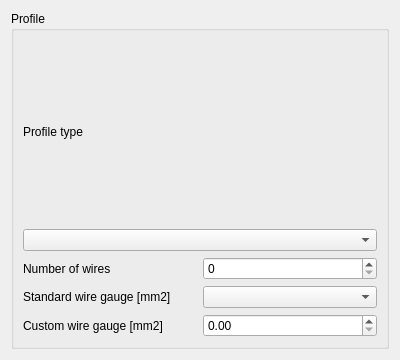
Old version of the form freecad/cables/resources/ui/profile.ui in the repository sargo-devel/Cables.
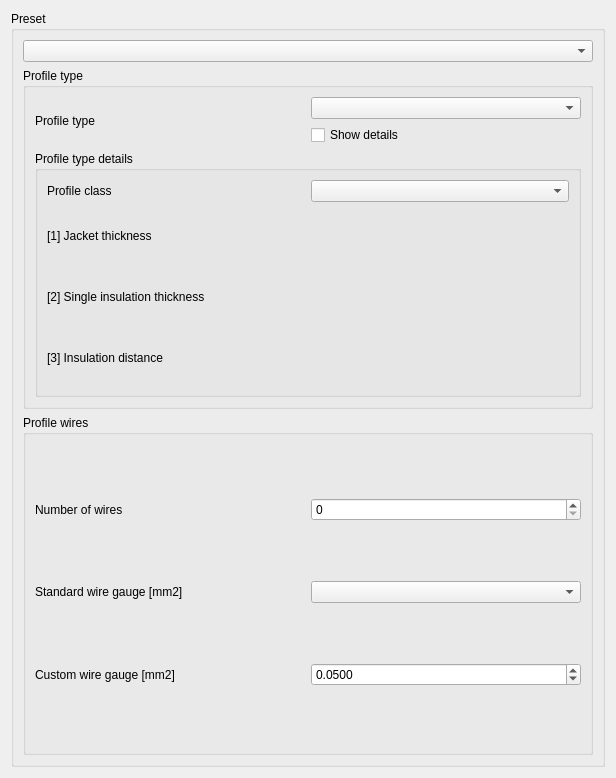
New version of the form. Custom widgets are drawn as their Qt base class.

Commit message: cableProfile: updated task panel and profiles.csv

Diff of the .ui file:
```diff
--- a/freecad/cables/resources/ui/profile.ui
+++ b/freecad/cables/resources/ui/profile.ui
@@ -6,8 +6,8 @@
    <rect>
     <x>0</x>
     <y>0</y>
-    <width>400</width>
-    <height>360</height>
+    <width>616</width>
+    <height>778</height>
    </rect>
   </property>
   <property name="windowTitle">
@@ -15,75 +15,294 @@
   </property>
   <layout class="QVBoxLayout" name="verticalLayout">
    <item>
-    <widget class="QGroupBox" name="groupBox">
+    <widget class="QGroupBox" name="presetBox">
      <property name="title">
-      <string>Profile</string>
+      <string>Preset</string>
      </property>
-     <layout class="QGridLayout" name="gridLayout">
-      <item row="4" column="0">
-       <layout class="QHBoxLayout" name="horizontalLayout_2">
-        <item>
-         <widget class="QLabel" name="label_3">
-          <property name="text">
-           <string>Standard wire gauge [mm2]</string>
-          </property>
-         </widget>
-        </item>
-        <item>
-         <widget class="QComboBox" name="comboWireGauge"/>
-        </item>
-       </layout>
-      </item>
-      <item row="3" column="0">
-       <layout class="QHBoxLayout" name="horizontalLayout">
-        <item>
-         <widget class="QLabel" name="label_2">
-          <property name="text">
-           <string>Number of wires</string>
-          </property>
-         </widget>
-        </item>
-        <item>
-         <widget class="QSpinBox" name="NumberOfWires"/>
-        </item>
-       </layout>
-      </item>
+     <layout class="QGridLayout" name="gridLayout_3">
       <item row="2" column="0">
-       <widget class="QComboBox" name="comboProfile"/>
+       <widget class="QGroupBox" name="groupBox">
+        <property name="title">
+         <string>Profile wires</string>
+        </property>
+        <layout class="QGridLayout" name="gridLayout">
+         <item row="1" column="0">
+          <layout class="QHBoxLayout" name="horizontalLayout">
+           <item>
+            <widget class="QLabel" name="label_2">
+             <property name="text">
+              <string>Number of wires</string>
+             </property>
+            </widget>
+           </item>
+           <item>
+            <widget class="QSpinBox" name="NumberOfWires"/>
+           </item>
+          </layout>
+         </item>
+         <item row="2" column="0">
+          <layout class="QHBoxLayout" name="horizontalLayout_2">
+           <item>
+            <widget class="QLabel" name="label_3">
+             <property name="text">
+              <string>Standard wire gauge [mm2]</string>
+             </property>
+            </widget>
+           </item>
+           <item>
+            <widget class="QComboBox" name="comboWireGauge"/>
+           </item>
+          </layout>
+         </item>
+         <item row="3" column="0">
+          <layout class="QHBoxLayout" name="horizontalLayoutCustomGauge">
+           <item>
+            <widget class="QLabel" name="labelCustomWireGauge">
+             <property name="text">
+              <string>Custom wire gauge [mm2]</string>
+             </property>
+            </widget>
+           </item>
+           <item>
+            <widget class="QDoubleSpinBox" name="customWireGauge">
+             <property name="decimals">
+              <number>4</number>
+             </property>
+             <property name="minimum">
+              <double>0.000000000000000</double>
+             </property>
+             <property name="maximum">
+              <double>500.000000000000000</double>
+             </property>
+             <property name="singleStep">
+              <double>0.050000000000000</double>
+             </property>
+             <property name="value">
+              <double>0.050000000000000</double>
+             </property>
+            </widget>
+           </item>
+          </layout>
+         </item>
+        </layout>
+       </widget>
       </item>
       <item row="1" column="0">
-       <widget class="QLabel" name="label">
-        <property name="text">
+       <widget class="QGroupBox" name="profileTypeBox">
+        <property name="title">
          <string>Profile type</string>
         </property>
+        <layout class="QGridLayout" name="gridLayout_2">
+         <item row="3" column="0">
+          <widget class="QGroupBox" name="profileTypeDetailsBox">
+           <property name="title">
+            <string>Profile type details</string>
+           </property>
+           <layout class="QVBoxLayout" name="verticalLayout_2">
+            <item>
+             <layout class="QHBoxLayout" name="horizontalLayout_7">
+              <item>
+               <widget class="QLabel" name="labelProfClass">
+                <property name="text">
+                 <string>Profile class</string>
+                </property>
+               </widget>
+              </item>
+              <item>
+               <widget class="QComboBox" name="comboProfClass"/>
+              </item>
+             </layout>
+            </item>
+            <item>
+             <layout class="QHBoxLayout" name="horizontalLayout_6">
+              <item>
+               <widget class="QLabel" name="labelJacket">
+                <property name="text">
+                 <string>[1] Jacket thickness</string>
+                </property>
+               </widget>
+              </item>
+              <item>
+               <widget class="Gui::QuantitySpinBox" name="sJacketThick" native="true">
+                <property name="minimumSize">
+                 <size>
+                  <width>0</width>
+                  <height>0</height>
+                 </size>
+                </property>
+                <property name="maximumSize">
+                 <size>
+                  <width>100</width>
+                  <height>16777215</height>
+                 </size>
+                </property>
+                <property name="toolTip">
+                 <string>Thickness of sheet</string>
+                </property>
+                <property name="unit" stdset="0">
+                 <string notr="true">mm</string>
+                </property>
+                <property name="decimals" stdset="0">
+                 <number>1</number>
+                </property>
+                <property name="minimum" stdset="0">
+                 <double>0.001000000000000</double>
+                </property>
+                <property name="maximum" stdset="0">
+                 <double>99999999.000000000000000</double>
+                </property>
+                <property name="singleStep" stdset="0">
+                 <double>0.100000000000000</double>
+                </property>
+                <property name="rawValue" stdset="0">
+                 <double>1.000000000000000</double>
+                </property>
+               </widget>
+              </item>
+             </layout>
+            </item>
+            <item>
+             <layout class="QHBoxLayout" name="horizontalLayout_5">
+              <item>
+               <widget class="QLabel" name="labelSingleIns">
+                <property name="text">
+                 <string>[2] Single insulation thickness</string>
+                </property>
+               </widget>
+              </item>
+              <item>
+               <widget class="Gui::QuantitySpinBox" name="sSingleInsul" native="true">
+                <property name="minimumSize">
+                 <size>
+                  <width>0</width>
+                  <height>0</height>
+                 </size>
+                </property>
+                <property name="maximumSize">
+                 <size>
+                  <width>100</width>
+                  <height>16777215</height>
+                 </size>
+                </property>
+                <property name="toolTip">
+                 <string>Thickness of sheet</string>
+                </property>
+                <property name="unit" stdset="0">
+                 <string notr="true">mm</string>
+                </property>
+                <property name="decimals" stdset="0">
+                 <number>1</number>
+                </property>
+                <property name="minimum" stdset="0">
+                 <double>0.001000000000000</double>
+                </property>
+                <property name="maximum" stdset="0">
+                 <double>99999999.000000000000000</double>
+                </property>
+                <property name="singleStep" stdset="0">
+                 <double>0.100000000000000</double>
+                </property>
+                <property name="rawValue" stdset="0">
+                 <double>1.000000000000000</double>
+                </property>
+               </widget>
+              </item>
+             </layout>
+            </item>
+            <item>
+             <layout class="QHBoxLayout" name="horizontalLayout_4">
+              <item>
+               <widget class="QLabel" name="labelDist">
+                <property name="text">
+                 <string>[3] Insulation distance</string>
+                </property>
+               </widget>
+              </item>
+              <item>
+               <widget class="Gui::QuantitySpinBox" name="sInsulDist" native="true">
+                <property name="minimumSize">
+                 <size>
+                  <width>0</width>
+                  <height>0</height>
+                 </size>
+                </property>
+                <property name="maximumSize">
+                 <size>
+                  <width>100</width>
+                  <height>16777215</height>
+                 </size>
+                </property>
+                <property name="toolTip">
+                 <string>Thickness of sheet</string>
+                </property>
+                <property name="unit" stdset="0">
+                 <string notr="true">mm</string>
+                </property>
+                <property name="decimals" stdset="0">
+                 <number>1</number>
+                </property>
+                <property name="minimum" stdset="0">
+                 <double>0.001000000000000</double>
+                </property>
+                <property name="maximum" stdset="0">
+                 <double>99999999.000000000000000</double>
+                </property>
+                <property name="singleStep" stdset="0">
+                 <double>0.100000000000000</double>
+                </property>
+                <property name="rawValue" stdset="0">
+                 <double>1.000000000000000</double>
+                </property>
+               </widget>
+              </item>
+             </layout>
+            </item>
+           </layout>
+          </widget>
+         </item>
+         <item row="0" column="0">
+          <layout class="QHBoxLayout" name="horizontalLayout_8">
+           <item>
+            <widget class="QLabel" name="labelProfileType">
+             <property name="text">
+              <string>Profile type</string>
+             </property>
+            </widget>
+           </item>
+           <item>
+            <layout class="QVBoxLayout" name="verticalLayout_3">
+             <item>
+              <widget class="QComboBox" name="comboProfileType"/>
+             </item>
+             <item>
+              <widget class="QCheckBox" name="detailsCheckBox">
+               <property name="text">
+                <string>Show details</string>
+               </property>
+              </widget>
+             </item>
+            </layout>
+           </item>
+          </layout>
+         </item>
+        </layout>
        </widget>
       </item>
-      <item row="5" column="0">
-       <layout class="QHBoxLayout" name="horizontalLayout_3">
-        <item>
-         <widget class="QLabel" name="label_4">
-          <property name="text">
-           <string>Custom wire gauge [mm2]</string>
-          </property>
-         </widget>
-        </item>
-        <item>
-         <widget class="QDoubleSpinBox" name="customWireGauge">
-          <property name="maximum">
-           <double>2.000000000000000</double>
-          </property>
-          <property name="singleStep">
-           <double>0.050000000000000</double>
-          </property>
-         </widget>
-        </item>
-       </layout>
+      <item row="0" column="0">
+       <widget class="QComboBox" name="comboPreset"/>
       </item>
      </layout>
     </widget>
    </item>
   </layout>
  </widget>
+ <customwidgets>
+  <customwidget>
+   <class>Gui::QuantitySpinBox</class>
+   <extends>QWidget</extends>
+   <header>Gui/QuantitySpinBox.h</header>
+  </customwidget>
+ </customwidgets>
  <resources/>
  <connections/>
 </ui>
```
The commit also changes 7 other files.
